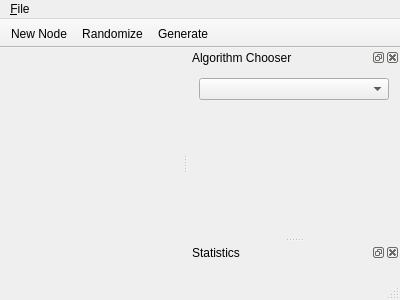
scvalex/visigoth, file visigoth/mainwindow.ui: the form before one commit.
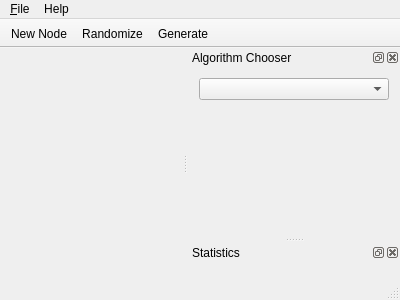
The form after the commit.

Commit message: more help action around #28

Patch:
```diff
--- a/visigoth/mainwindow.ui
+++ b/visigoth/mainwindow.ui
@@ -35,7 +35,14 @@
     <addaction name="helpAct"/>
     <addaction name="quitAct"/>
    </widget>
+   <widget class="QMenu" name="menuHelp">
+    <property name="title">
+     <string>Help</string>
+    </property>
+    <addaction name="helpAct"/>
+   </widget>
    <addaction name="menu_File"/>
+   <addaction name="menuHelp"/>
   </widget>
   <widget class="QStatusBar" name="statusBar"/>
   <widget class="QToolBar" name="quickBar">
```
Left out of the diff: 6 changed lines with no effect on the pictures. The commit also changes 2 other files.
